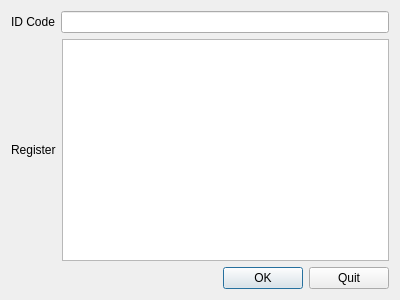
Above: register.ui from Tomic-Tech/Scanner before the change. Below: the same form after it.
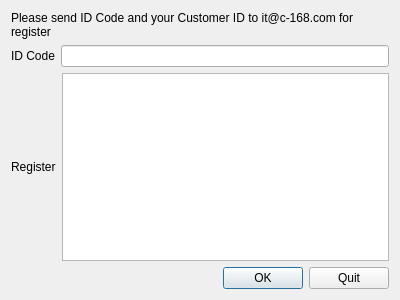
That is the form after the change.

Commit message:
Add information in register form.
update translate files.

Diff of the .ui file:
```diff
--- a/register.ui
+++ b/register.ui
@@ -17,6 +17,16 @@
    <string>C168II Register</string>
   </property>
   <layout class="QVBoxLayout" name="verticalLayout">
+   <item>
+    <widget class="QLabel" name="label_3">
+     <property name="text">
+      <string>Please send ID Code and your Customer ID to it@c-168.com for register</string>
+     </property>
+     <property name="wordWrap">
+      <bool>true</bool>
+     </property>
+    </widget>
+   </item>
    <item>
     <layout class="QHBoxLayout" name="horizontalLayout">
      <item>
```
The commit also changes 2 other files.
